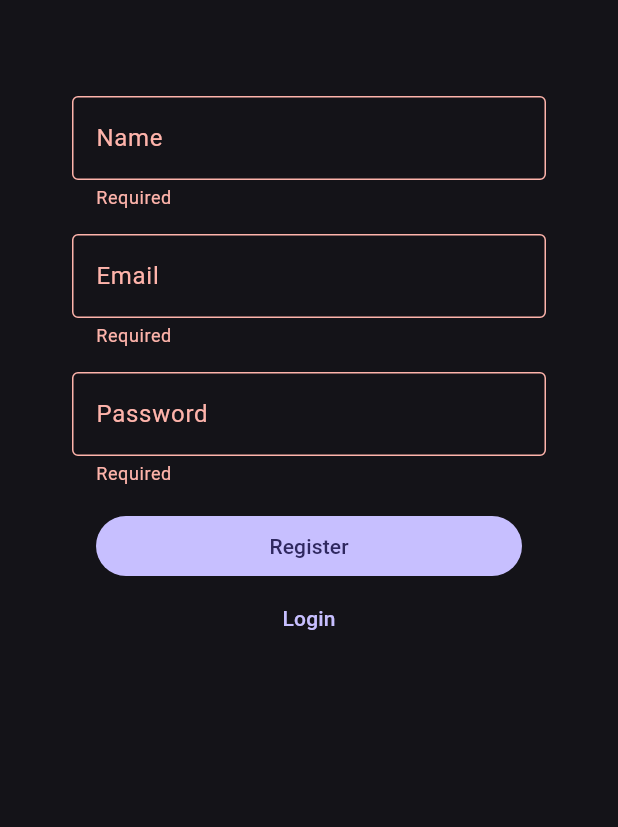
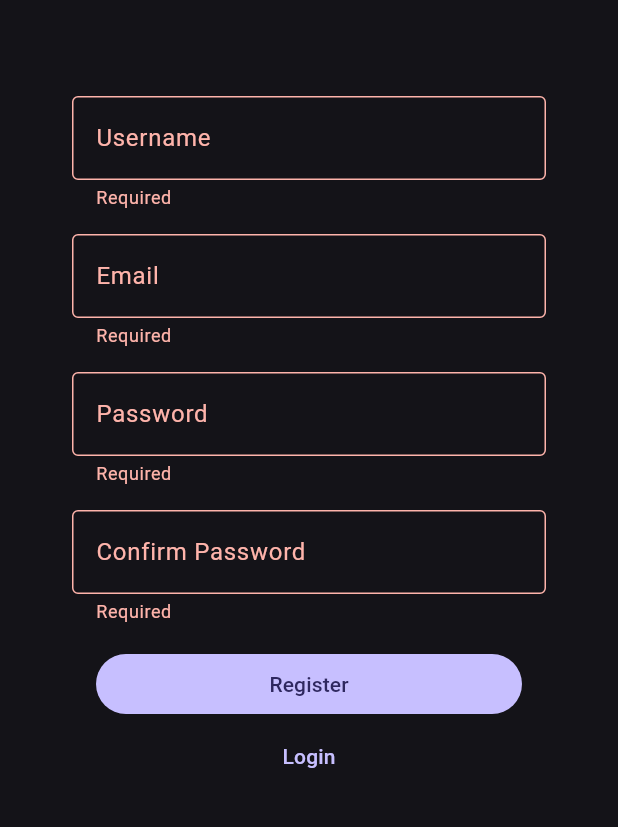
Before and after one commit to PPL-TI-Unpad-Serah/agatra-frontend, a Flutter app: the RegisterView screen opened by its route, after a tap on "Register", on a phone screen of 412 x 824 dp, the part 174-1001 px from its top. Run offline on Flutter 3.47's test engine with Material 2 defaults, Android fonts, the light colour scheme and no system bars; our stand-ins replace dio, equatable, flutter_riverpod, flutter_secure_storage, form_field_validator, freezed_annotation and 5 more; accounts and stored records are empty; generated files the repository leaves out were written again.

Commit message:
implement register functionality to page

```diff
--- a/lib/views/register/view.dart
+++ b/lib/views/register/view.dart
@@ -1,18 +1,23 @@
+import 'package:agatra/core/resources/data_state.dart';
+import 'package:agatra/features/domain/entities/form/auth_register.dart';
+import 'package:agatra/providers.dart';
 import 'package:flutter/material.dart';
+import 'package:flutter_riverpod/flutter_riverpod.dart';
 import 'package:go_router/go_router.dart';
 import 'package:form_field_validator/form_field_validator.dart';
 
-class RegisterView extends StatelessWidget {
+class RegisterView extends ConsumerWidget {
   RegisterView({super.key});
 
   final GlobalKey<FormState> _formKey = GlobalKey<FormState>();
 
-  final name = TextEditingController();
+  final username = TextEditingController();
   final email = TextEditingController();
   final password = TextEditingController();
+  final confirmPassword = TextEditingController();
 
   @override
-  Widget build(BuildContext context) {
+  Widget build(BuildContext context, WidgetRef ref) {
     return Scaffold(
       body: SafeArea(
         child: Stack(
@@ -30,9 +35,9 @@ class RegisterView extends StatelessWidget {
                   ),
                   const SizedBox(height: 64),
                   TextFormField(
-                    controller: name,
+                    controller: username,
                     decoration: const InputDecoration(
-                      labelText: 'Name',
+                      labelText: 'Username',
                       helperText: '',
                       border: OutlineInputBorder(),
                     ),
@@ -78,6 +83,25 @@ class RegisterView extends StatelessWidget {
                       ),
                     ]),
                   ),
+                  const SizedBox(height: 16.0),
+                  TextFormField(
+                    controller: confirmPassword,
+                    decoration: const InputDecoration(
+                      labelText: 'Confirm Password',
+                      helperText: '',
+                      border: OutlineInputBorder(),
+                    ),
+                    obscureText: true,
+                    validator: MultiValidator([
+                      RequiredValidator(
+                        errorText: 'Required',
+                      ),
+                      MinLengthValidator(
+                        8,
+                        errorText: 'Length should be greater than 8',
+                      ),
+                    ]),
+                  ),
                   Padding(
                     padding:
                         const EdgeInsets.symmetric(horizontal: 16.0).copyWith(
@@ -85,11 +109,38 @@ class RegisterView extends StatelessWidget {
                     ),
                     child: FilledButton(
                       child: const Text('Register'),
-                      onPressed: () {
+                      onPressed: () async {
                         if (!_formKey.currentState!.validate()) {
                           return;
                         }
-                        context.pop();
+
+                        final res =
+                            await ref.read(authRepositoryProvider).register(
+                                  AuthRegister(
+                                    username: username.text,
+                                    email: email.text,
+                                    password: password.text,
+                                    confirmPassword: confirmPassword.text,
+                                  ),
+                                );
+
+                        if (context.mounted) {
+                          if (res is DataFailure) {
+                            ScaffoldMessenger.of(context).showSnackBar(
+                              SnackBar(
+                                content: Text(res.error?.response?.data["message"] ??  "Register Failed!"),
+                              ),
+                            );
+                            return;
+                          }
+
+                          ScaffoldMessenger.of(context).showSnackBar(
+                            const SnackBar(
+                              content: Text("Register succeed! Please login"),
+                            ),
+                          );
+                          context.pop();
+                        }
                       },
                     ),
                   ),
```
